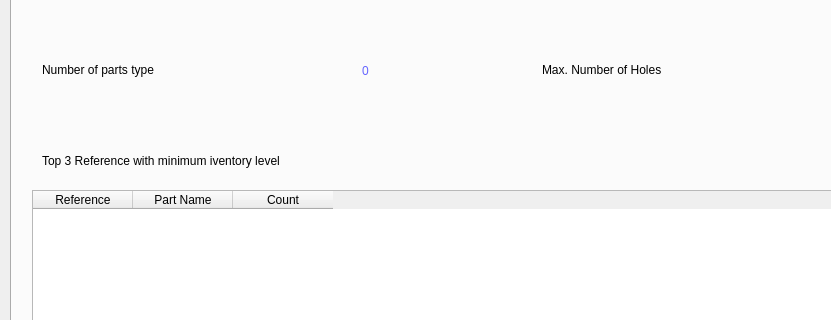
Above: VIDEO/Build_Real_Software_with_Python_PyQt5_and_QTDesigner/my/main.ui from syurskyi/QT before the change; both pictures show x 0 to 831 and y 226 to 546 of the 1249 by 805 pixel window. Below: the same form after it.
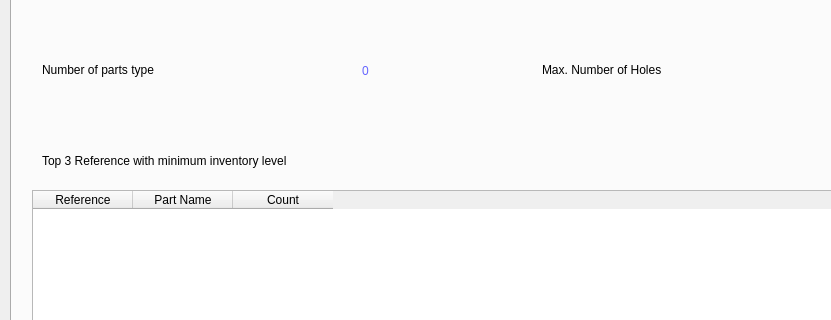
That is the form after the change. Icons and pictures are not drawn.

Commit message: Committed 12. Programming Part 5 - Display Top 3 Parts in QTable and Navigation Rows in GUI

```diff
--- a/VIDEO/Build_Real_Software_with_Python_PyQt5_and_QTDesigner/my/main.ui
+++ b/VIDEO/Build_Real_Software_with_Python_PyQt5_and_QTDesigner/my/main.ui
@@ -327,7 +327,7 @@
        </rect>
       </property>
       <property name="text">
-       <string>Top 3 Reference with minimum iventory level</string>
+       <string>Top 3 Reference with minimum inventory level</string>
       </property>
      </widget>
      <widget class="QPushButton" name="check_btn">
```
The commit also changes 1 other file.
